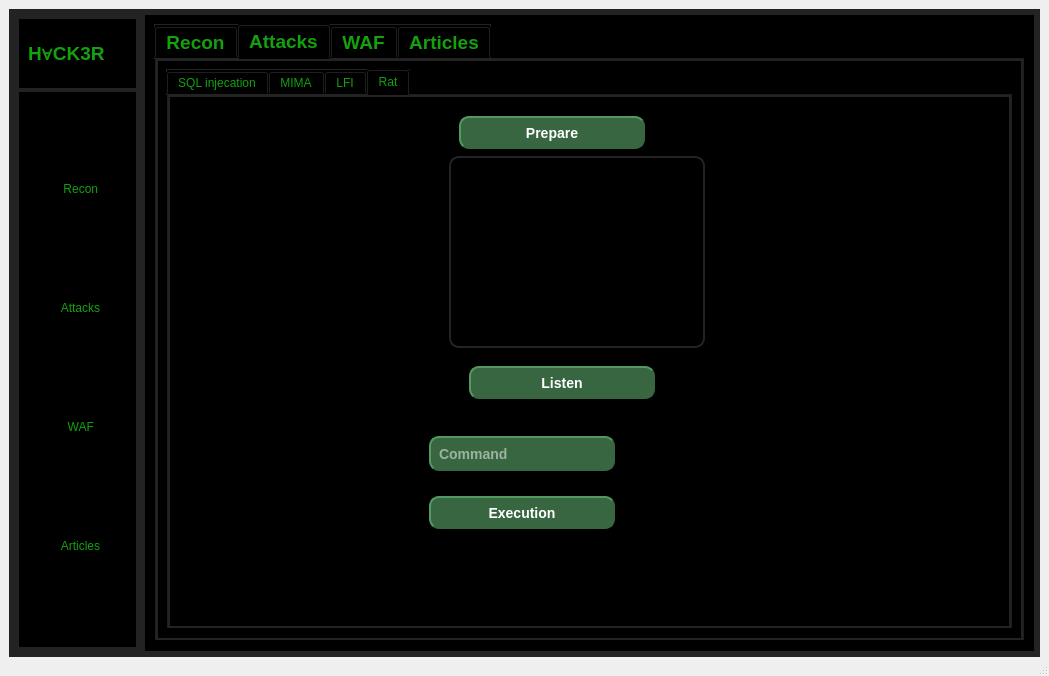
Old version of the form GUI/app.ui in the repository Graduti0n-Pr0ject/pen-testing-Program.
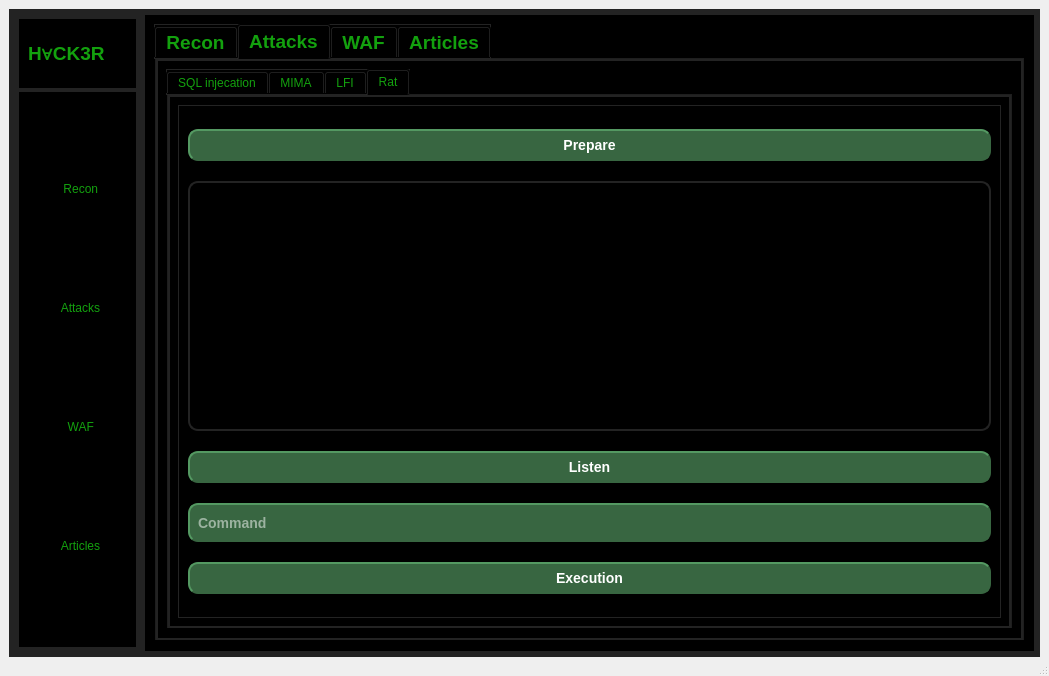
New version of the form. The open tabs and pages were chosen to show the change. Icons and pictures are not drawn.

Patch:
```diff
--- a/GUI/app.ui
+++ b/GUI/app.ui
@@ -36,7 +36,7 @@
 	border: none;
     background: rgb(45, 45, 68);
     width: 5px;
-    margin: 15px 0 15px 0;
+    margin: 4px 0 4px 0;
 	border-radius: 0px;
  }
 
@@ -1648,17 +1648,20 @@
                  <attribute name="title">
                   <string>Rat</string>
                  </attribute>
-                 <widget class="QPushButton" name="prepare_output">
-                  <property name="geometry">
-                   <rect>
-                    <x>290</x>
-                    <y>20</y>
-                    <width>186</width>
-                    <height>33</height>
-                   </rect>
-                  </property>
-                  <property name="styleSheet">
-                   <string notr="true">background-color: rgb(56, 102, 65);
+                 <layout class="QGridLayout" name="gridLayout_15">
+                  <item row="0" column="0">
+                   <widget class="QFrame" name="frame_7">
+                    <property name="frameShape">
+                     <enum>QFrame::StyledPanel</enum>
+                    </property>
+                    <property name="frameShadow">
+                     <enum>QFrame::Raised</enum>
+                    </property>
+                    <layout class="QVBoxLayout" name="verticalLayout_8">
+                     <item>
+                      <widget class="QPushButton" name="prepare_output">
+                       <property name="styleSheet">
+                        <string notr="true">background-color: rgb(56, 102, 65);
 border-style: outset;
 border-width: 2px;
 border-radius: 10px;
@@ -1667,28 +1670,22 @@
 min-width: 10em;
 padding: 6px;
 color: white;</string>
-                  </property>
-                  <property name="text">
-                   <string>Prepare</string>
-                  </property>
-                 </widget>
-                 <widget class="QListWidget" name="prepare_outputs">
-                  <property name="geometry">
-                   <rect>
-                    <x>280</x>
-                    <y>60</y>
-                    <width>256</width>
-                    <height>192</height>
-                   </rect>
-                  </property>
-                  <property name="maximumSize">
-                   <size>
-                    <width>500</width>
-                    <height>250</height>
-                   </size>
-                  </property>
-                  <property name="styleSheet">
-                   <string notr="true">background-color: black;
+                       </property>
+                       <property name="text">
+                        <string>Prepare</string>
+                       </property>
+                      </widget>
+                     </item>
+                     <item>
+                      <widget class="QListWidget" name="prepare_outputs">
+                       <property name="maximumSize">
+                        <size>
+                         <width>1000</width>
+                         <height>250</height>
+                        </size>
+                       </property>
+                       <property name="styleSheet">
+                        <string notr="true">background-color: black;
 color:white;
 background-attachment: scroll;
 border-width: 2px;
@@ -1696,19 +1693,19 @@
 font: bold 16px;
 min-width: 10em;
 padding: 6px;</string>
-                  </property>
-                 </widget>
-                 <widget class="QPushButton" name="listen_btn">
-                  <property name="geometry">
-                   <rect>
-                    <x>300</x>
-                    <y>270</y>
-                    <width>186</width>
-                    <height>33</height>
-                   </rect>
-                  </property>
-                  <property name="styleSheet">
-                   <string notr="true">background-color: rgb(56, 102, 65);
+                       </property>
+                       <property name="verticalScrollBarPolicy">
+                        <enum>Qt::ScrollBarAlwaysOff</enum>
+                       </property>
+                       <property name="horizontalScrollBarPolicy">
+                        <enum>Qt::ScrollBarAlwaysOff</enum>
+                       </property>
+                      </widget>
+                     </item>
+                     <item>
+                      <widget class="QPushButton" name="listen_btn">
+                       <property name="styleSheet">
+                        <string notr="true">background-color: rgb(56, 102, 65);
 border-style: outset;
 border-width: 2px;
 border-radius: 10px;
@@ -1717,37 +1714,31 @@
 min-width: 10em;
 padding: 6px;
 color: white;</string>
-                  </property>
-                  <property name="text">
-                   <string>Listen</string>
-                  </property>
-                  <property name="autoDefault">
-                   <bool>false</bool>
-                  </property>
-                  <property name="default">
-                   <bool>false</bool>
-                  </property>
-                  <property name="flat">
-                   <bool>false</bool>
-                  </property>
-                 </widget>
-                 <widget class="QLineEdit" name="Sql_url_2">
-                  <property name="geometry">
-                   <rect>
-                    <x>260</x>
-                    <y>340</y>
-                    <width>186</width>
-                    <height>35</height>
-                   </rect>
-                  </property>
-                  <property name="maximumSize">
-                   <size>
-                    <width>16777215</width>
-                    <height>39</height>
-                   </size>
-                  </property>
-                  <property name="styleSheet">
-                   <string notr="true">background-color: rgb(56, 102, 65);
+                       </property>
+                       <property name="text">
+                        <string>Listen</string>
+                       </property>
+                       <property name="autoDefault">
+                        <bool>false</bool>
+                       </property>
+                       <property name="default">
+                        <bool>false</bool>
+                       </property>
+                       <property name="flat">
+                        <bool>false</bool>
+                       </property>
+                      </widget>
+                     </item>
+                     <item>
+                      <widget class="QLineEdit" name="commd_line">
+                       <property name="maximumSize">
+                        <size>
+                         <width>16777215</width>
+                         <height>39</height>
+                        </size>
+                       </property>
+                       <property name="styleSheet">
+                        <string notr="true">background-color: rgb(56, 102, 65);
 border-style: outset;
 border-width: 2px;
 border-radius: 10px;
@@ -1756,22 +1747,16 @@
 min-width: 10em;
 padding: 6px;
 color: white;</string>
-                  </property>
-                  <property name="placeholderText">
-                   <string>Command</string>
-                  </property>
-                 </widget>
-                 <widget class="QPushButton" name="prepare_output_2">
-                  <property name="geometry">
-                   <rect>
-                    <x>260</x>
-                    <y>400</y>
-                    <width>186</width>
-                    <height>33</height>
-                   </rect>
-                  </property>
-                  <property name="styleSheet">
-                   <string notr="true">background-color: rgb(56, 102, 65);
+                       </property>
+                       <property name="placeholderText">
+                        <string>Command</string>
+                       </property>
+                      </widget>
+                     </item>
+                     <item>
+                      <widget class="QPushButton" name="execute_command">
+                       <property name="styleSheet">
+                        <string notr="true">background-color: rgb(56, 102, 65);
 border-style: outset;
 border-width: 2px;
 border-radius: 10px;
@@ -1780,11 +1765,16 @@
 min-width: 10em;
 padding: 6px;
 color: white;</string>
-                  </property>
-                  <property name="text">
-                   <string>Execution</string>
-                  </property>
-                 </widget>
+                       </property>
+                       <property name="text">
+                        <string>Execution</string>
+                       </property>
+                      </widget>
+                     </item>
+                    </layout>
+                   </widget>
+                  </item>
+                 </layout>
                 </widget>
                </widget>
               </item>
```
Left out of the diff: 495 changed lines with no effect on the pictures.
